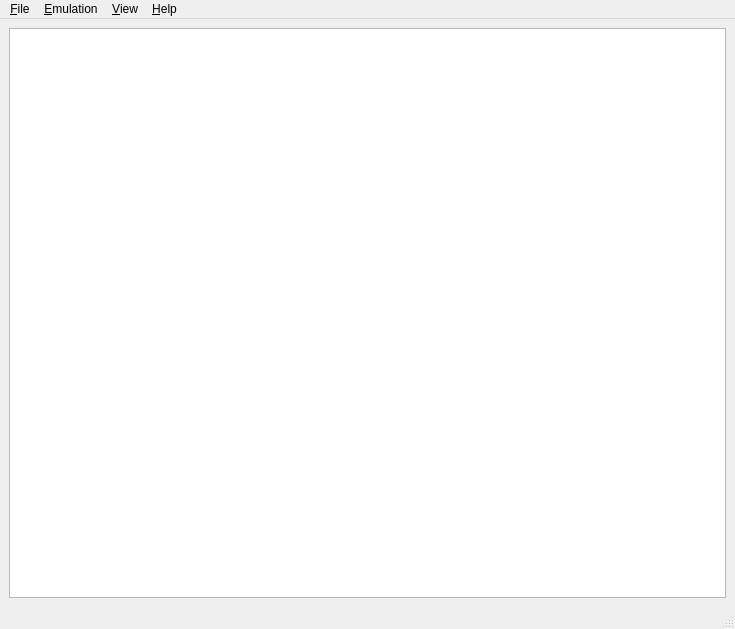
First picture: the form in src/gekko_qt/src/main.ui, repository shonumi/gekko-gc-emu, before the edit.
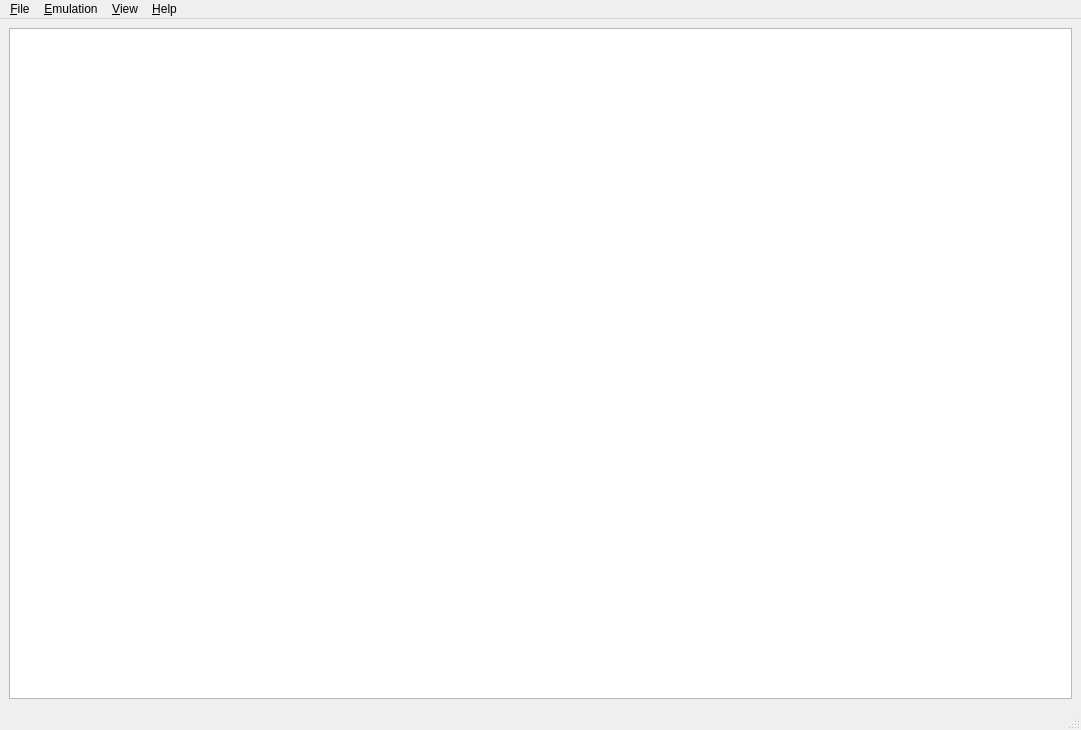
Second picture: the form after the edit. Icons and pictures are not drawn.

Commit message: gekko-qt: Vastly improved hotkey interface and added basic (read-only) hotkey configuration dialog

Diff of the .ui file:
```diff
--- a/src/gekko_qt/src/main.ui
+++ b/src/gekko_qt/src/main.ui
@@ -6,8 +6,8 @@
    <rect>
     <x>0</x>
     <y>0</y>
-    <width>735</width>
-    <height>629</height>
+    <width>1081</width>
+    <height>730</height>
    </rect>
   </property>
   <property name="windowTitle">
@@ -51,7 +51,7 @@
     <rect>
      <x>0</x>
      <y>0</y>
-     <width>735</width>
+     <width>1081</width>
      <height>20</height>
     </rect>
    </property>
```
Left out of the diff: 8 changed lines with no effect on the pictures. The commit also changes 7 other files.
